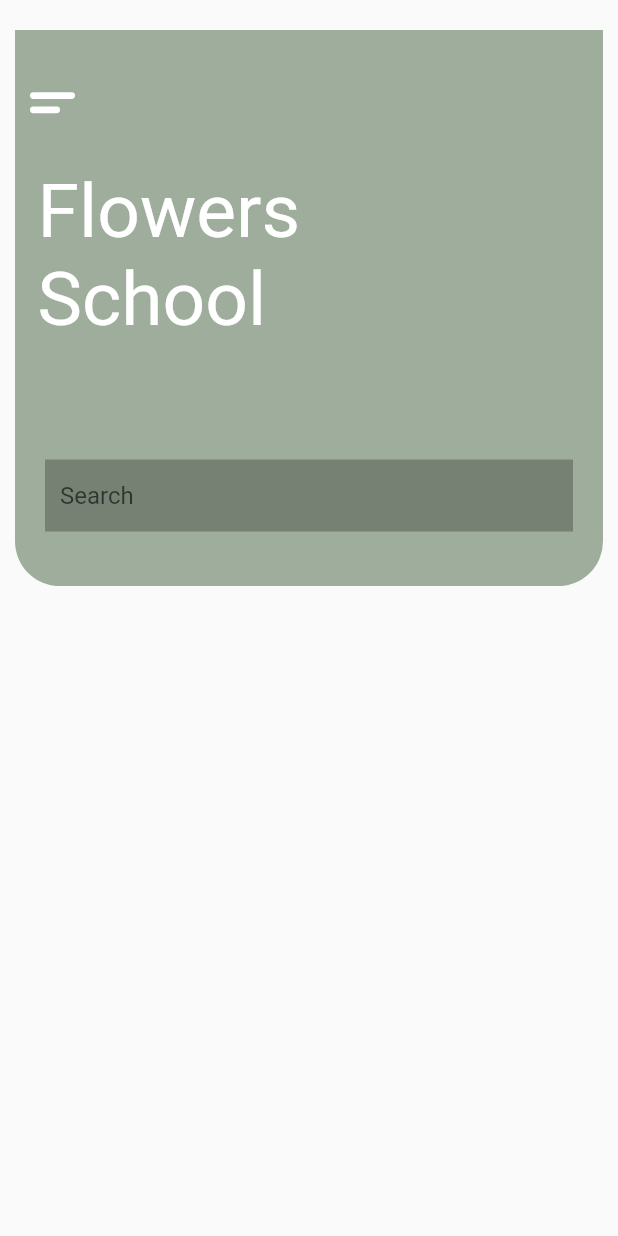
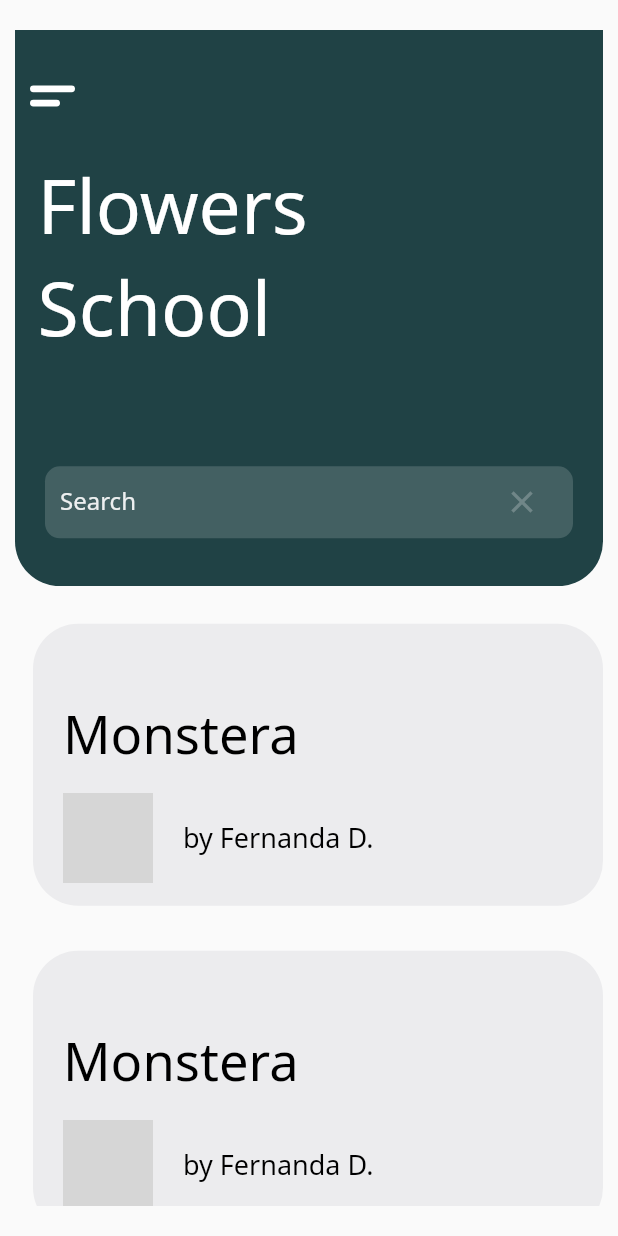
Before and after one commit to fernandasdias/ui_flutter, a Flutter app: the screen it shows after launch, on a phone screen of 412 x 824 dp. Run offline on Flutter 3.47's test engine with Material 2 defaults, Android fonts, the phone set to English and light mode, and no system bars; our stand-ins replace google_fonts; network calls fail; grey boxes are pictures that could not be loaded.

Commit message:
Working on cards

```diff
--- /dev/null
+++ b/lib/curve_painter.dart
@@ -0,0 +1,67 @@
+import 'package:flutter/material.dart';
+
+class CurvePainter extends CustomPainter {
+  final Color color;
+
+  CurvePainter({required this.color});
+  @override
+  void paint(Canvas canvas, Size size) {
+    var paint = Paint()
+      ..color = color
+      ..strokeWidth = 5
+      ..style = PaintingStyle.fill
+      ..strokeCap = StrokeCap.round;
+
+    Offset center = Offset(size.width / 2, size.height / 2);
+    var path = Path();
+
+    path.moveTo(0, size.height * 0.9123);
+    path.quadraticBezierTo(size.width * 0.3, size.height * 0.607,
+        size.width * 0.5, size.height * 0.7757);
+    path.quadraticBezierTo(size.width * 0.735, size.height * 0.0,
+        size.width * 1, size.height * 0.7);
+    path.lineTo(size.width, size.height);
+    path.lineTo(0, size.height);
+    canvas.drawPath(path, paint);
+  }
+
+  @override
+  bool shouldRepaint(CustomPainter oldDelegate) {
+    return true;
+  }
+}
+
+class CurvePainter2 extends CustomPainter {
+  final Color color;
+
+  CurvePainter2({required this.color});
+  @override
+  void paint(Canvas canvas, Size size) {
+    var paint = Paint()
+      ..color = color
+      ..strokeWidth = 3
+      ..style = PaintingStyle.fill
+      ..strokeCap = StrokeCap.butt;
+
+    Offset center = Offset(size.width / 2, size.height / 2);
+    var path = Path();
+
+    path.moveTo(size.width * 0.5, size.height * 0.5);
+    // path.quadraticBezierTo(
+    //     size.width * 0.5, size.height * 0.5, size.width * 1, size.height * 0.6);
+    path.addRRect(RRect.fromRectAndRadius(
+        Rect.fromCenter(
+            center: Offset(0, 0), width: size.width, height: size.height),
+        Radius.circular(10)));
+    // path.quadraticBezierTo(size.width * 0.735, size.height * 0.0,
+    // size.width * 1, size.height * 0.7);
+    // path.lineTo(size.width, size.height);
+    // path.lineTo(0, size.height);
+    canvas.drawPath(path, paint);
+  }
+
+  @override
+  bool shouldRepaint(CustomPainter oldDelegate) {
+    return true;
+  }
+}
--- a/lib/main.dart
+++ b/lib/main.dart
@@ -1,8 +1,11 @@
 import 'dart:math';
 
 import 'package:flutter/material.dart';
+import 'package:google_fonts/google_fonts.dart';
 import 'package:plants_app/styles.dart';
 import 'package:plants_app/widgets/widgets.dart';
+
+import 'curve_painter.dart';
 
 void main() {
   runApp(MyApp());
@@ -16,7 +19,7 @@ class MyApp extends StatelessWidget {
       title: 'Flutter Demo',
       theme: ThemeData(
           primarySwatch: Colors.blue,
-      ),
+          fontFamily: GoogleFonts.notoSans().fontFamily),
       home: MyHomePage(title: 'Flutter Demo Home Page'),
     );
   }
@@ -39,15 +42,10 @@ class _MyHomePageState extends State<MyHomePage> {
     return Scaffold(
       body: SafeArea(
         minimum: EdgeInsets.symmetric(horizontal: 10, vertical: 20),
-        child: Stack(children: [
-          // Container(
-          //   height: 200,
-          //   // color: Colors.black12,
-          //   child: CustomPaint(
-          //     size: Size(totalWidth, totalHeight),
-          //     painter: CurvePainter(color: Styles.wave2),
-          //   ),
-          // ),
+        child: Column(
+          children: [
+            Stack(
+              children: [
                 Shape1(totalWidth: totalWidth, totalHeight: totalHeight),
                 Shape2(
                   totalWidth: totalWidth,
@@ -58,15 +56,6 @@ class _MyHomePageState extends State<MyHomePage> {
                   height: 300,
                   color: Styles.wave2,
                 ),
-          // Shape2(
-          //   totalWidth: totalWidth,
-          //   totalHeight: totalHeight,
-          //   top: 450,
-          //   left: 400,
-          //   angle: pi / 9,
-          //   height: 200,
-          //   color: Styles.wave3,
-          // ),
                 Shape2(
                   totalWidth: totalWidth,
                   totalHeight: totalHeight,
@@ -76,7 +65,6 @@ class _MyHomePageState extends State<MyHomePage> {
                   height: 200,
                   color: Styles.wave1,
                 ),
-
                 Container(
                   height: totalHeight * 0.45,
                   width: totalWidth,
@@ -86,7 +74,7 @@ class _MyHomePageState extends State<MyHomePage> {
                     //   colors: [Color(0xFF446D71), Colors.white12],
                     //   transform: GradientRotation(40),
                     // ),
-              color: Styles.wave3,
+                    color: Styles.wave1,
                     borderRadius: BorderRadius.only(
                       bottomLeft: Radius.circular(30),
                       bottomRight: Radius.circular(30),
@@ -102,163 +90,87 @@ class _MyHomePageState extends State<MyHomePage> {
                     ],
                   ),
                 ),
-        ]),
+              ],
             ),
-    );
-  }
-}
-
-class Shape2 extends StatelessWidget {
-  const Shape2({
-    Key? key,
-    required this.totalWidth,
-    required this.totalHeight,
-    required this.top,
-    required this.left,
-    required this.angle,
-    required this.height,
-    required this.color,
-  }) : super(key: key);
-
-  final double totalWidth;
-  final double totalHeight;
-  final double top;
-  final double left;
-  final double angle;
-  final double height;
-  final Color color;
-
-  @override
-  Widget build(BuildContext context) {
-    return Positioned(
-      top: top,
-      left: left,
-      child: Transform.rotate(
-        angle: angle,
+            Expanded(
               child: Container(
-          height: height,
-          child: CustomPaint(
-            size: Size(totalWidth, totalHeight),
-            painter: CurvePainter2(color: color),
+                margin: EdgeInsets.fromLTRB(12, 10, 0, 0),
+                child: SingleChildScrollView(
+                  child: Column(
+                    children: [
+                      CardWidget(
+                        totalWidth: totalWidth,
                       ),
+                      CardWidget(
+                        totalWidth: totalWidth,
+                      ),
+                    ],
+                  ),
+                ),
+              ),
+            )
+          ],
         ),
       ),
     );
   }
 }
 
-class Shape1 extends StatelessWidget {
-  const Shape1({
+class CardWidget extends StatelessWidget {
+  const CardWidget({
     Key? key,
     required this.totalWidth,
-    required this.totalHeight,
   }) : super(key: key);
-
   final double totalWidth;
-  final double totalHeight;
-
   @override
   Widget build(BuildContext context) {
-    return Positioned(
-      top: 50,
-      child: Transform.rotate(
-        angle: pi / 10,
-        child: Container(
-          height: 300,
+    return Container(
+      width: totalWidth,
+      margin: EdgeInsets.symmetric(vertical: 15),
       // color: Colors.black12,
-          child: CustomPaint(
-            size: Size(totalWidth, totalHeight),
-            painter: CurvePainter2(color: Styles.wave3),
+      decoration: BoxDecoration(
+          color: Styles.cardBackgroundColor,
+          borderRadius: BorderRadius.circular(30)),
+      child: Column(
+        // crossAxisAlignment: CrossAxisAlignment.stretch,
+        children: [
+          Container(
+            padding: EdgeInsets.only(left: 20, top: 50),
+            alignment: Alignment.centerLeft,
+            child: Text(
+              'Monstera',
+              style: Styles.cardTitleStyle,
             ),
           ),
+          Container(
+            margin: EdgeInsets.only(left: 20, top: 15, bottom: 15, right: 0),
+            alignment: Alignment.centerLeft,
+            // width: 60,
+            // decoration:
+            //     BoxDecoration(borderRadius: BorderRadius.circular(30)),
+            child: Row(
+              crossAxisAlignment: CrossAxisAlignment.center,
+              children: [
+                ClipRRect(
+                  borderRadius: BorderRadius.circular(30),
+                  child: Image.network(
+                    'https://avatars.githubusercontent.com/u/22924345?v=4',
+                    width: 60,
+                    height: 60,
+                  ),
+                ),
+                Container(
+                  margin: EdgeInsets.symmetric(horizontal: 20),
+                  child: Text(
+                    'by Fernanda D. ',
+                    style: Styles.cardTextAuthorStyle,
+                  ),
+                )
+              ],
+            ),
+          )
+        ],
       ),
     );
   }
 }
-
-class SearchFieldWidget extends StatelessWidget {
-  const SearchFieldWidget({
-    Key? key,
-  }) : super(key: key);
-
-  @override
-  Widget build(BuildContext context) {
-    return (Container(
-      margin: EdgeInsets.symmetric(horizontal: 20),
-      padding: EdgeInsets.symmetric(horizontal: 10),
-      decoration: BoxDecoration(color: Colors.black26),
-      child: TextField(
-        decoration: InputDecoration(
-          border: InputBorder.none,
-          hintText: 'Search',
-        ),
-      ),
-    ));
-  }
-}
-
-class CurvePainter extends CustomPainter {
-  final Color color;
-
-  CurvePainter({required this.color});
-  @override
-  void paint(Canvas canvas, Size size) {
-    var paint = Paint()
-      ..color = color
-      ..strokeWidth = 5
-      ..style = PaintingStyle.fill
-      ..strokeCap = StrokeCap.round;
-
-    Offset center = Offset(size.width / 2, size.height / 2);
-    var path = Path();
-
-    path.moveTo(0, size.height * 0.9123);
-    path.quadraticBezierTo(size.width * 0.3, size.height * 0.607,
-        size.width * 0.5, size.height * 0.7757);
-    path.quadraticBezierTo(size.width * 0.735, size.height * 0.0,
-        size.width * 1, size.height * 0.7);
-    path.lineTo(size.width, size.height);
-    path.lineTo(0, size.height);
-    canvas.drawPath(path, paint);
-  }
-
-  @override
-  bool shouldRepaint(CustomPainter oldDelegate) {
-    return true;
-  }
-}
-
-class CurvePainter2 extends CustomPainter {
-  final Color color;
-
-  CurvePainter2({required this.color});
-  @override
-  void paint(Canvas canvas, Size size) {
-    var paint = Paint()
-      ..color = color
-      ..strokeWidth = 3
-      ..style = PaintingStyle.fill
-      ..strokeCap = StrokeCap.butt;
-
-    Offset center = Offset(size.width / 2, size.height / 2);
-    var path = Path();
-
-    path.moveTo(size.width * 0.5, size.height * 0.5);
-    // path.quadraticBezierTo(
-    //     size.width * 0.5, size.height * 0.5, size.width * 1, size.height * 0.6);
-    path.addRRect(RRect.fromRectAndRadius(
-        Rect.fromCenter(
-            center: Offset(0, 0), width: size.width, height: size.height),
-        Radius.circular(10)));
-    // path.quadraticBezierTo(size.width * 0.735, size.height * 0.0,
-    // size.width * 1, size.height * 0.7);
-    // path.lineTo(size.width, size.height);
-    // path.lineTo(0, size.height);
-    canvas.drawPath(path, paint);
-  }
-
-  @override
-  bool shouldRepaint(CustomPainter oldDelegate) {
-    return true;
-  }
-}
--- a/lib/styles.dart
+++ b/lib/styles.dart
@@ -6,4 +6,9 @@ class Styles {
   static get wave1 => Color(0xFF204245);
   static get wave2 => Color(0xFF446D71);
   static get wave3 => Color(0xFF9FAE9C);
+  static get textFieldStyle => TextStyle(color: Colors.white.withOpacity(0.9));
+  static get cardTitleStyle => TextStyle(color: Colors.black, fontSize: 35);
+  static get cardBackgroundColor => Color(0xFFECECEE);
+  static get cardTextAuthorStyle =>
+      TextStyle(color: Colors.black, fontSize: 18, fontWeight: FontWeight.w400);
 }
--- /dev/null
+++ b/lib/widgets/search_field.dart
@@ -0,0 +1,36 @@
+import 'package:flutter/material.dart';
+
+import '../styles.dart';
+
+class SearchFieldWidget extends StatelessWidget {
+  const SearchFieldWidget({
+    Key? key,
+  }) : super(key: key);
+
+  @override
+  Widget build(BuildContext context) {
+    var controller = TextEditingController();
+    return (Container(
+      margin: EdgeInsets.symmetric(horizontal: 20),
+      padding: EdgeInsets.symmetric(horizontal: 10),
+      decoration: BoxDecoration(
+          color: Colors.white24.withAlpha(40),
+          borderRadius: BorderRadius.circular(10)),
+      child: TextField(
+        style: Styles.textFieldStyle,
+        controller: controller,
+        decoration: InputDecoration(
+            border: InputBorder.none,
+            hintText: 'Search',
+            hintStyle: Styles.textFieldStyle,
+            suffixIcon: InkWell(
+              onTap: () => controller.clear(),
+              child: Icon(
+                Icons.close,
+                color: Colors.white24,
+              ),
+            )),
+      ),
+    ));
+  }
+}
--- /dev/null
+++ b/lib/widgets/shapes.dart
@@ -0,0 +1,74 @@
+import 'dart:math';
+
+import 'package:flutter/material.dart';
+
+import '../curve_painter.dart';
+import '../styles.dart';
+
+class Shape2 extends StatelessWidget {
+  const Shape2({
+    Key? key,
+    required this.totalWidth,
+    required this.totalHeight,
+    required this.top,
+    required this.left,
+    required this.angle,
+    required this.height,
+    required this.color,
+  }) : super(key: key);
+
+  final double totalWidth;
+  final double totalHeight;
+  final double top;
+  final double left;
+  final double angle;
+  final double height;
+  final Color color;
+
+  @override
+  Widget build(BuildContext context) {
+    return Positioned(
+      top: top,
+      left: left,
+      child: Transform.rotate(
+        angle: angle,
+        child: Container(
+          height: height,
+          child: CustomPaint(
+            size: Size(totalWidth, totalHeight),
+            painter: CurvePainter2(color: color),
+          ),
+        ),
+      ),
+    );
+  }
+}
+
+class Shape1 extends StatelessWidget {
+  const Shape1({
+    Key? key,
+    required this.totalWidth,
+    required this.totalHeight,
+  }) : super(key: key);
+
+  final double totalWidth;
+  final double totalHeight;
+
+  @override
+  Widget build(BuildContext context) {
+    return Positioned(
+      top: 50,
+      child: Transform.rotate(
+        angle: pi / 10,
+        child: Container(
+          height: 300,
+          // color: Colors.black12,
+          child: CustomPaint(
+            size: Size(totalWidth, totalHeight),
+            painter: CurvePainter2(color: Styles.wave3),
+          ),
+        ),
+      ),
+    );
+  }
+}
--- a/lib/widgets/widgets.dart
+++ b/lib/widgets/widgets.dart
@@ -1,2 +1,4 @@
 export './title_widget.dart';
 export './menu_widget.dart';
+export './search_field.dart';
+export './shapes.dart';
```
Lines whose indentation alone changed are shown as unchanged.
